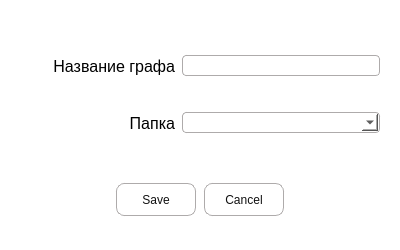
Ya-Varvara/Graph_generation, file ui/base_ui/AddGraphDialog.ui: the form before one commit.
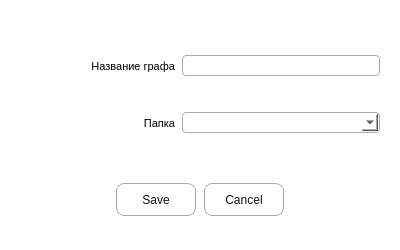
The form after the commit.

```diff
--- a/ui/base_ui/AddGraphDialog.ui
+++ b/ui/base_ui/AddGraphDialog.ui
@@ -152,7 +152,7 @@
       <property name="font">
        <font>
         <family>MS Shell Dlg 2</family>
-        <pointsize>12</pointsize>
+        <pointsize>8</pointsize>
        </font>
       </property>
       <property name="layoutDirection">
@@ -195,7 +195,7 @@
       <property name="font">
        <font>
         <family>MS Shell Dlg 2</family>
-        <pointsize>12</pointsize>
+        <pointsize>8</pointsize>
        </font>
       </property>
       <property name="layoutDirection">
```
Left out of the diff: 15 changed lines with no effect on the pictures.
